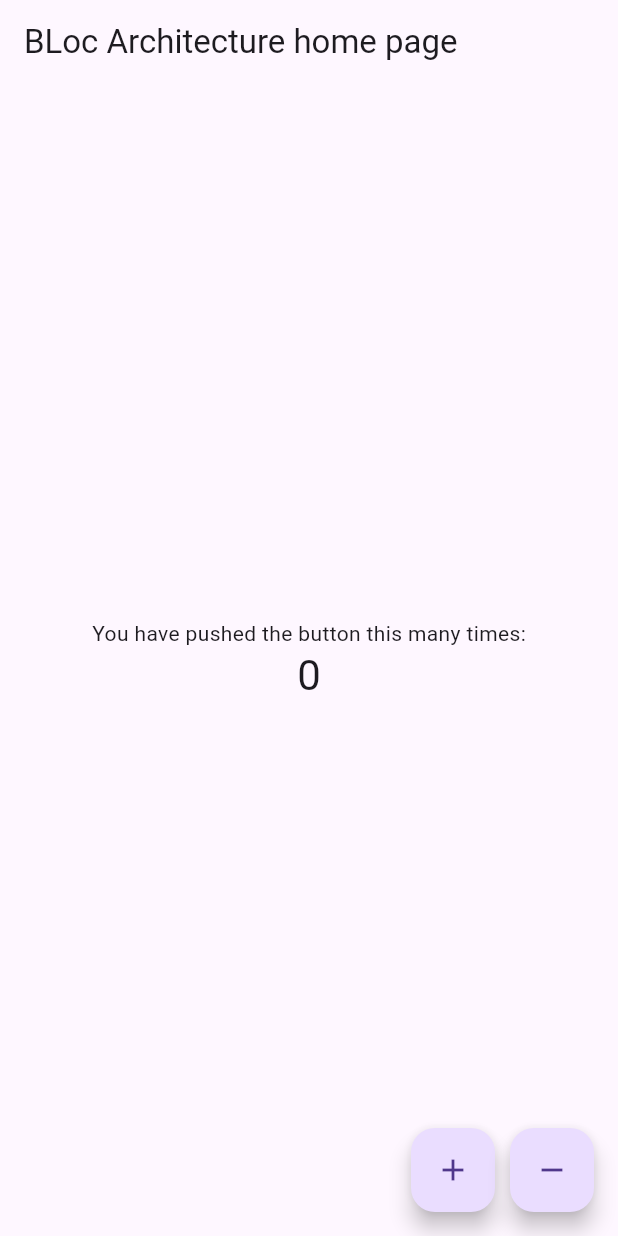
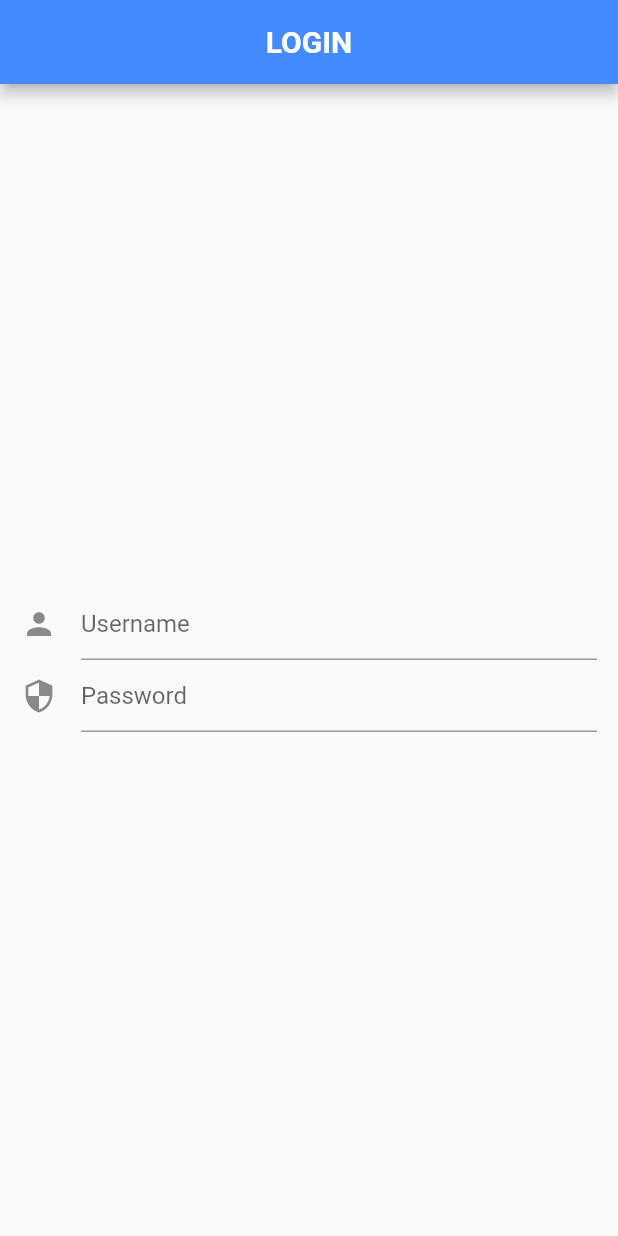
Before and after one commit to achaudhary591/Flutter_BloC_Architecture, a Flutter app: the screen it shows after launch, on a phone screen of 412 x 824 dp. Run offline on Flutter 3.47's test engine with Material 2 defaults, Android fonts, the light colour scheme and no system bars.

Commit message:
few changes for login view

```diff
--- /dev/null
+++ b/lib/login_view.dart
@@ -0,0 +1,48 @@
+import 'package:flutter/material.dart';
+
+class LoginView extends StatelessWidget {
+  @override
+  Widget build(BuildContext context) {
+    return Scaffold(
+      appBar: AppBar(
+        backgroundColor: Colors.blueAccent,
+        title: Text(
+          'LOGIN',
+          style: TextStyle(
+            fontWeight: FontWeight.bold,
+          ),
+        ),
+        centerTitle: true,
+      ),
+      body: Padding(
+        padding: const EdgeInsets.symmetric(horizontal: 14.0),
+        child: Column(
+          mainAxisAlignment: MainAxisAlignment.center,
+          children: [
+            usernameField(),
+            passwordField(),
+          ],
+        ),
+      ),
+    );
+  }
+
+  Widget usernameField() {
+    return TextFormField(
+      decoration: InputDecoration(
+        icon: Icon(Icons.person),
+        hintText: 'Username',
+      ),
+    );
+  }
+
+  Widget passwordField() {
+    return TextFormField(
+      obscureText: true,
+      decoration: InputDecoration(
+        icon: Icon(Icons.security),
+        hintText: 'Password',
+      ),
+    );
+  }
+}
--- a/lib/main.dart
+++ b/lib/main.dart
@@ -1,3 +1,4 @@
+import 'package:bloc_architecture/login_view.dart';
 import 'package:flutter/material.dart';
 
 void main() {
@@ -13,24 +14,26 @@ class MyApp extends StatelessWidget {
       title: 'BLoc Architecture',
       debugShowCheckedModeBanner: false,
       theme: ThemeData(
-        useMaterial3: true,
-        primarySwatch: Colors.blue,
+        // useMaterial3: true,
+        /*colorScheme: ColorScheme.fromSwatch(
+          primarySwatch: Colors.red
+        ),*/
       ),
-      home: const MyHomePage(title: 'BLoc Architecture home page'),
+      home: LoginView(),
     );
   }
 }
 
-class MyHomePage extends StatefulWidget {
+/*class MyHomePage extends StatefulWidget {
   const MyHomePage({super.key, required this.title});
 
   final String title;
 
   @override
   State<MyHomePage> createState() => _MyHomePageState();
-}
+}*/
 
-class _MyHomePageState extends State<MyHomePage> {
+/*class _MyHomePageState extends State<MyHomePage> {
   int _counter = 0;
 
   void _incrementCounter() {
@@ -85,4 +88,4 @@ class _MyHomePageState extends State<MyHomePage> {
       ), // This trailing comma makes auto-formatting nicer for build methods.
     );
   }
-}
+}*/
```
